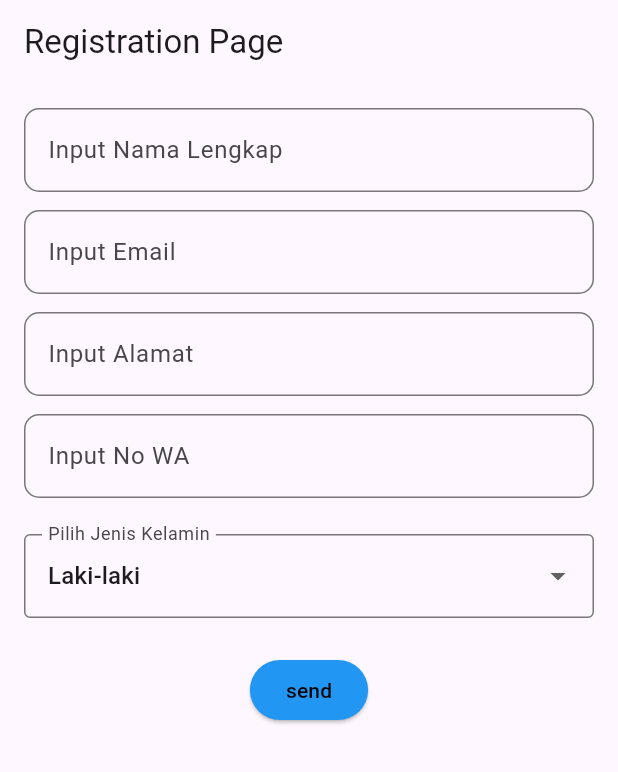
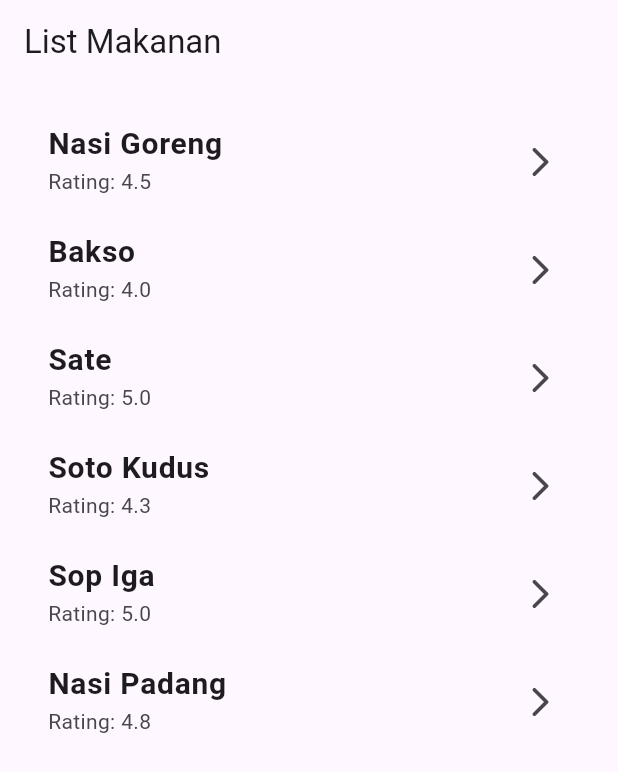
Before and after one commit to kiee32/Kalkulator, a Flutter app: the screen it shows after launch, on a phone screen of 412 x 824 dp. Shown: the top 772 px of the screen. Run offline on Flutter 3.47's test engine with Material 3 defaults, Android fonts, the phone set to English and light mode, and no system bars; our stand-ins replace get.

Commit message:
Membuat list dan detail makanan

```diff
--- /dev/null
+++ b/lib/Models/makanan_model.dart
@@ -0,0 +1,19 @@
+class MakananModel {
+
+  String namamakanan;
+  String rating;
+  String harga;
+  String ulasan;
+  String deskripsi;
+  String gambar;
+
+  MakananModel({
+    required this.namamakanan,
+    required this.rating,
+    required this.harga,
+    required this.ulasan,
+    required this.deskripsi,
+    required this.gambar,
+  });
+
+}
--- /dev/null
+++ b/lib/controller/list_makanan.controller.dart
@@ -0,0 +1,29 @@
+import 'package:get/get.dart';
+import 'package:project_satu/models/makanan_model.dart';
+
+class ListMakananController extends GetxController {
+  List<MakananModel> listMakanan = [
+    MakananModel(
+      namamakanan: "Nasi Goreng", rating: "4.5", harga: "15000", ulasan: "Enak dan gurih", deskripsi: "Nasi goreng adalah salah satu hidangan khas Indonesia yang sangat populer, dikenal dengan cita rasa gurih, sedikit manis, dan kadang pedas sesuai selera. Hidangan ini dibuat dari nasi putih yang digoreng bersama bumbu seperti bawang merah, bawang putih, kecap manis, cabai, serta tambahan lauk seperti telur, ayam, udang, atau sosis."
+      , gambar: "https://encrypted-tbn0.gstatic.com/images?q=tbn:ANd9GcQcUEWPoXweP6F6Y6UKjoFbEz8y2UtLuQnbih__on5qAA&s=10"
+    ),
+    MakananModel(
+      namamakanan: "Bakso", rating: "4.0", harga: "12000", ulasan: "Mantap dan pedas", deskripsi: "Bakso adalah makanan khas Indonesia berupa bola daging yang biasanya terbuat dari campuran daging sapi giling, tepung tapioka, dan bumbu rempah. Teksturnya kenyal, gurih, dan sangat cocok disantap dengan kuah kaldu hangat yang kaya rasa."
+      ,gambar: "https://encrypted-tbn0.gstatic.com/images?q=tbn:ANd9GcSVqIds6VCgc-llVIz59Vlp0N_SiHRW44an0X0YB1GoyQ&s=10"
+    ),
+    MakananModel(
+      namamakanan: "Sate", rating: "5.0", harga: "16000", ulasan: "Lezat dan empuk", deskripsi: "Sate ayam adalah salah satu kuliner khas Indonesia yang terkenal dengan cita rasa gurih dan manis, disajikan dalam bentuk potongan daging ayam yang ditusuk dengan bambu lalu dibakar di atas arang. Aroma asap bakaran berpadu dengan bumbu kacang yang kental menjadikan sate ayam hidangan yang menggugah selera."
+      , gambar: "https://encrypted-tbn0.gstatic.com/images?q=tbn:ANd9GcRj_h15fNW4heT0BoNXUs8kX4KoXgCfAHid1sDnpOo1xA&s=10"
+    ),
+     MakananModel(
+      namamakanan: "Soto Kudus", rating: "4.3", harga: "15000", ulasan: "Segar dan gurih", deskripsi: "Soto Kudus adalah hidangan khas dari Kota Kudus, Jawa Tengah, yang terkenal dengan kuah bening berwarna kekuningan dan cita rasa gurih segar. Berbeda dengan soto ayam pada umumnya, Soto Kudus biasanya menggunakan daging ayam atau kerbau sebagai bahan utama, disajikan dengan porsi kecil namun kaya rasa."
+      , gambar: "https://encrypted-tbn0.gstatic.com/images?q=tbn:ANd9GcSoLfsNF2ocJFngRIoNWcW4VRJeWnRI6wRRp8YHGwK1nQ&s=10"
+    ),
+     MakananModel(
+      namamakanan: "Sop Iga", rating: "5.0", harga: "20000", ulasan: "Empuk dan lezat", deskripsi: "Sop iga adalah hidangan berkuah khas Indonesia yang menggunakan potongan iga sapi sebagai bahan utama. Kuahnya bening dengan cita rasa gurih dan segar, berpadu dengan aroma rempah yang menenangkan. Daging iga yang direbus lama menghasilkan tekstur empuk dan rasa kaldu yang kaya."
+      , gambar: "https://encrypted-tbn0.gstatic.com/images?q=tbn:ANd9GcSfy8p35w0ZwXDTSY6Aey8zemTPguFLcfQUAYh8FR9oTA&s=10"
+    ),
+    MakananModel(namamakanan: "Nasi Padang", rating: "4.8", harga: "18000", ulasan: "Lezat dan pedas", deskripsi: "Nasi Padang adalah hidangan khas Minangkabau, Sumatera Barat, yang terkenal dengan berbagai lauk pauk yang kaya rasa dan pedas. Hidangan ini biasanya disajikan dengan nasi putih hangat, sambal, rendang, gulai, ayam pop, dan berbagai sayuran serta lauk lainnya."
+      , gambar: "https://encrypted-tbn0.gstatic.com/images?q=tbn:ANd9GcT3oTJQ5gjil8Zlw_PT7mh59_26PyGNz7Kc-47bRcKw6Q&s=10")
+  ];
+}
--- a/lib/main.dart
+++ b/lib/main.dart
@@ -14,7 +14,7 @@ class MyApp extends StatelessWidget {
   Widget build(BuildContext context) {
     return GetMaterialApp(
        title: "Belajar Flutter Getx",
-      initialRoute: Routes.registration,
+      initialRoute: Routes.listmakanan,
       getPages: Routes.myPages,
     );
 
--- /dev/null
+++ b/lib/pages/list_makanan.page.dart
@@ -0,0 +1,55 @@
+import 'package:flutter/material.dart';
+import 'package:get/get.dart';
+import 'package:project_satu/controller/list_makanan.controller.dart';
+import 'package:project_satu/routes.dart';
+
+class ListMakananPage extends StatelessWidget {
+  ListMakananPage({super.key});
+
+  final controller = Get.put(ListMakananController());
+
+  @override
+  Widget build(BuildContext context) {
+    return Scaffold(
+      appBar: AppBar(
+        title: const Text("List Makanan"),
+      ),
+      body: Container(
+        margin: const EdgeInsets.all(16.0),
+        child: ListView.builder(
+          itemCount: controller.listMakanan.length,
+          itemBuilder: (context, index) {
+            final makanan = controller.listMakanan[index];
+            return ListTile(
+              title: Text(
+                makanan.namamakanan,
+                style: const TextStyle(fontSize: 20, fontWeight: FontWeight.bold),
+              ),
+              subtitle: Column(
+                crossAxisAlignment: CrossAxisAlignment.start,
+                children: [
+
+                  Text("Rating: ${makanan.rating}"),
+                ],
+              ),
+              trailing: const Icon(Icons.arrow_forward_ios_rounded),
+              onTap: () {
+                Get.toNamed(
+                  Routes.detailmakanan,
+                  arguments: {
+                    'namamakanan': makanan.namamakanan,
+                    'rating': makanan.rating,
+                    'harga': makanan.harga,
+                    'ulasan': makanan.ulasan,
+                    'deskripsi': makanan.deskripsi,
+                    'gambar': makanan.gambar,
+                  },
+                );
+              },
+            );
+          },
+        ),
+      ),
+    );
+  }
+}
--- a/lib/pages/registration_page.dart
+++ b/lib/pages/registration_page.dart
@@ -78,7 +78,6 @@ class RegistrationPage extends StatelessWidget {
                   arguments: {
                     "nama_lengkap": txtnama.text,
                     "email": txtemail.text,
-
                     "jenis_kelamin": selectedJenisKelamin.value,
                     "alamat": txtalamat.text,
                     "nowa": txtnowa.text,
--- a/lib/routes.dart
+++ b/lib/routes.dart
@@ -1,18 +1,22 @@
 import 'package:get/get.dart';
 import 'package:project_satu/pages/confirmregistration_page.dart';
 import 'package:project_satu/pages/registration_page.dart';
-
+import 'package:project_satu/pages/list_makanan.page.dart';
+import 'package:project_satu/pages/detail_makanan.page.dart';
 class Routes {
 
   static const String registration = "/RegistrationPage";
   static const String confirmregistration = "/confirmregistration";
-
+  static const String listmakanan = "/listmakanan";
+  static const String detailmakanan = "/detailmakanan";
 
 
   static final myPages = [
     GetPage(name: Routes.registration, page: () =>   RegistrationPage()),
     GetPage(name: Routes.confirmregistration, page: () => ConfirmRegistrationPage()),
-
+    GetPage(name: Routes.listmakanan, page: () =>  ListMakananPage()),
+    GetPage(name: Routes.detailmakanan, page: () =>  DetailMakananPage()),
 
   ];
+
 }
```
Also changed, not shown: lib/controller/detail_makanan.controller.page.dart (added, +23 -0 lines), lib/pages/detail_makanan.page.dart (added, +79 -0 lines).
